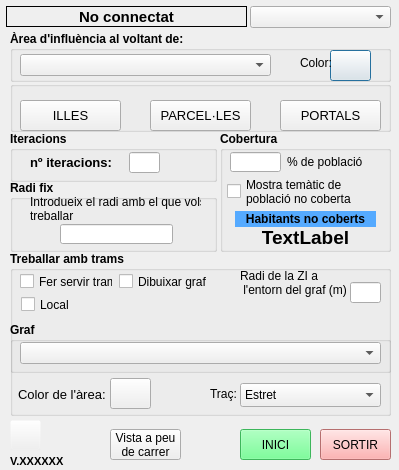
Above: ZonesInfluenciaAdaptatives_dialog_base.ui from TecnocampusCCU/ZonesInfluenciaAdaptatives before the change. Below: the same form after it.
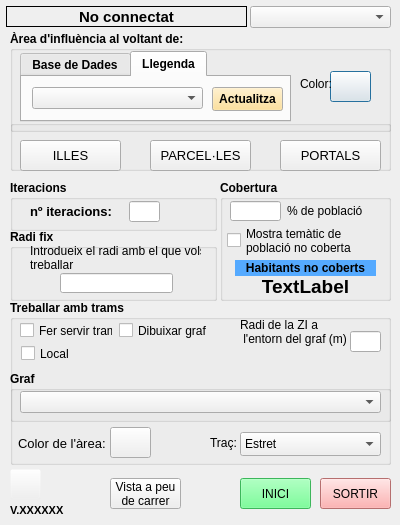
That is the form after the change. The open tabs and pages were chosen to show the change. Icons and pictures are not drawn.

What changed in the file:
```diff
--- a/ZonesInfluenciaAdaptatives_dialog_base.ui
+++ b/ZonesInfluenciaAdaptatives_dialog_base.ui
@@ -9,8 +9,8 @@
    <rect>
     <x>0</x>
     <y>0</y>
-    <width>399</width>
-    <height>470</height>
+    <width>400</width>
+    <height>525</height>
    </rect>
   </property>
   <property name="sizePolicy">
@@ -21,14 +21,14 @@
   </property>
   <property name="minimumSize">
    <size>
-    <width>399</width>
-    <height>470</height>
+    <width>400</width>
+    <height>525</height>
    </size>
   </property>
   <property name="maximumSize">
    <size>
-    <width>399</width>
-    <height>470</height>
+    <width>400</width>
+    <height>525</height>
    </size>
   </property>
   <property name="windowTitle">
@@ -49,7 +49,7 @@
    <property name="geometry">
     <rect>
      <x>10</x>
-     <y>131</y>
+     <y>180</y>
      <width>207</width>
      <height>51</height>
     </rect>
@@ -112,7 +112,7 @@
      <x>10</x>
      <y>31</y>
      <width>381</width>
-     <height>51</height>
+     <height>101</height>
     </rect>
    </property>
    <property name="font">
@@ -124,21 +124,11 @@
    <property name="title">
     <string>Àrea d'influència al voltant de:</string>
    </property>
-   <widget class="QComboBox" name="combo_punts">
-    <property name="geometry">
-     <rect>
-      <x>10</x>
-      <y>23</y>
-      <width>251</width>
-      <height>22</height>
-     </rect>
-    </property>
-   </widget>
    <widget class="QPushButton" name="color">
     <property name="geometry">
      <rect>
       <x>320</x>
-      <y>19</y>
+      <y>40</y>
       <width>41</width>
       <height>31</height>
      </rect>
@@ -151,7 +141,7 @@
     <property name="geometry">
      <rect>
       <x>290</x>
-      <y>16</y>
+      <y>37</y>
       <width>31</width>
       <height>31</height>
      </rect>
@@ -166,12 +156,225 @@
      <string>Color:</string>
     </property>
    </widget>
+   <widget class="QTabWidget" name="tabWidget_Destino">
+    <property name="enabled">
+     <bool>true</bool>
+    </property>
+    <property name="geometry">
+     <rect>
+      <x>10</x>
+      <y>20</y>
+      <width>271</width>
+      <height>71</height>
+     </rect>
+    </property>
+    <property name="currentIndex">
+     <number>0</number>
+    </property>
+    <property name="iconSize">
+     <size>
+      <width>16</width>
+      <height>16</height>
+     </size>
+    </property>
+    <widget class="QWidget" name="tab_BaseDades">
+     <attribute name="title">
+      <string>Base de Dades</string>
+     </attribute>
+     <widget class="QComboBox" name="combo_punts">
+      <property name="geometry">
+       <rect>
+        <x>10</x>
+        <y>10</y>
+        <width>241</width>
+        <height>22</height>
+       </rect>
+      </property>
+     </widget>
+    </widget>
+    <widget class="QWidget" name="tab_Llegenda">
+     <attribute name="title">
+      <string>Llegenda</string>
+     </attribute>
+     <widget class="QComboBox" name="comboLeyenda">
+      <property name="geometry">
+       <rect>
+        <x>10</x>
+        <y>10</y>
+        <width>171</width>
+        <height>22</height>
+       </rect>
+      </property>
+     </widget>
+     <widget class="QPushButton" name="bt_ReloadLeyenda">
+      <property name="geometry">
+       <rect>
+        <x>190</x>
+        <y>10</y>
+        <width>71</width>
+        <height>24</height>
+       </rect>
+      </property>
+      <property name="palette">
+       <palette>
+        <active>
+         <colorrole role="Button">
+          <brush brushstyle="SolidPattern">
+           <color alpha="255">
+            <red>255</red>
+            <green>217</green>
+            <blue>128</blue>
+           </color>
+          </brush>
+         </colorrole>
+         <colorrole role="Light">
+          <brush brushstyle="SolidPattern">
+           <color alpha="255">
+            <red>255</red>
+            <green>217</green>
+            <blue>128</blue>
+           </color>
+          </brush>
+         </colorrole>
+         <colorrole role="Midlight">
+          <brush brushstyle="SolidPattern">
+           <color alpha="255">
+            <red>255</red>
+            <green>217</green>
+            <blue>128</blue>
+           </color>
+          </brush>
+         </colorrole>
+         <colorrole role="BrightText">
+          <brush brushstyle="SolidPattern">
+           <color alpha="255">
+            <red>255</red>
+            <green>217</green>
+            <blue>128</blue>
+           </color>
+          </brush>
+         </colorrole>
+         <colorrole role="Base">
+          <brush brushstyle="SolidPattern">
+           <color alpha="255">
+            <red>255</red>
+            <green>217</green>
+            <blue>128</blue>
+           </color>
+          </brush>
+         </colorrole>
+        </active>
+        <inactive>
+         <colorrole role="Button">
+          <brush brushstyle="SolidPattern">
+           <color alpha="255">
+            <red>255</red>
+            <green>217</green>
+            <blue>128</blue>
+           </color>
+          </brush>
+         </colorrole>
+         <colorrole role="Light">
+          <brush brushstyle="SolidPattern">
+           <color alpha="255">
+            <red>255</red>
+            <green>217</green>
+            <blue>128</blue>
+           </color>
+          </brush>
+         </colorrole>
+         <colorrole role="Midlight">
+          <brush brushstyle="SolidPattern">
+           <color alpha="255">
+            <red>255</red>
+            <green>217</green>
+            <blue>128</blue>
+           </color>
+          </brush>
+         </colorrole>
+         <colorrole role="BrightText">
+          <brush brushstyle="SolidPattern">
+           <color alpha="255">
+            <red>255</red>
+            <green>217</green>
+            <blue>128</blue>
+           </color>
+          </brush>
+         </colorrole>
+         <colorrole role="Base">
+          <brush brushstyle="SolidPattern">
+           <color alpha="255">
+            <red>255</red>
+            <green>217</green>
+            <blue>128</blue>
+           </color>
+          </brush>
+         </colorrole>
+        </inactive>
+        <disabled>
+         <colorrole role="Button">
+          <brush brushstyle="SolidPattern">
+           <color alpha="255">
+            <red>255</red>
+            <green>217</green>
+            <blue>128</blue>
+           </color>
+          </brush>
+         </colorrole>
+         <colorrole role="Light">
+          <brush brushstyle="SolidPattern">
+           <color alpha="255">
+            <red>255</red>
+            <green>217</green>
+            <blue>128</blue>
+           </color>
+          </brush>
+         </colorrole>
+         <colorrole role="Midlight">
+          <brush brushstyle="SolidPattern">
+           <color alpha="255">
+            <red>255</red>
+            <green>217</green>
+            <blue>128</blue>
+           </color>
+          </brush>
+         </colorrole>
+         <colorrole role="BrightText">
+          <brush brushstyle="SolidPattern">
+           <color alpha="255">
+            <red>255</red>
+            <green>217</green>
+            <blue>128</blue>
+           </color>
+          </brush>
+         </colorrole>
+         <colorrole role="Base">
+          <brush brushstyle="SolidPattern">
+           <color alpha="255">
+            <red>240</red>
+            <green>240</green>
+            <blue>240</blue>
+           </color>
+          </brush>
+         </colorrole>
+        </disabled>
+       </palette>
+      </property>
+      <property name="toolTip">
+       <string>Recarregar elements de llegenda</string>
+      </property>
+      <property name="text">
+       <string>Actualitza</string>
+      </property>
+     </widget>
+    </widget>
+   </widget>
   </widget>
   <widget class="QGroupBox" name="groupBox_5">
    <property name="geometry">
     <rect>
      <x>10</x>
-     <y>180</y>
+     <y>229</y>
      <width>207</width>
      <height>72</height>
     </rect>
@@ -223,7 +426,7 @@
    <property name="geometry">
     <rect>
      <x>220</x>
-     <y>131</y>
+     <y>180</y>
      <width>171</width>
      <height>121</height>
     </rect>
@@ -774,7 +977,7 @@
    <property name="geometry">
     <rect>
      <x>10</x>
-     <y>251</y>
+     <y>300</y>
      <width>381</width>
      <height>165</height>
     </rect>
@@ -1013,7 +1216,7 @@
    <property name="geometry">
     <rect>
      <x>240</x>
-     <y>429</y>
+     <y>478</y>
      <width>71</width>
      <height>31</height>
     </rect>
@@ -1447,7 +1650,7 @@
    <property name="geometry">
     <rect>
      <x>320</x>
-     <y>429</y>
+     <y>478</y>
      <width>71</width>
      <height>31</height>
     </rect>
@@ -1511,7 +1714,7 @@
    <property name="geometry">
     <rect>
      <x>10</x>
-     <y>451</y>
+     <y>500</y>
      <width>91</width>
      <height>21</height>
     </rect>
@@ -1531,7 +1734,7 @@
    <property name="geometry">
     <rect>
      <x>10</x>
-     <y>81</y>
+     <y>120</y>
      <width>381</width>
      <height>51</height>
     </rect>
@@ -1543,7 +1746,7 @@
     <property name="geometry">
      <rect>
       <x>10</x>
-      <y>19</y>
+      <y>20</y>
       <width>101</width>
       <height>31</height>
      </rect>
@@ -1567,7 +1770,7 @@
     <property name="geometry">
      <rect>
       <x>270</x>
-      <y>19</y>
+      <y>20</y>
       <width>101</width>
       <height>31</height>
      </rect>
@@ -1591,7 +1794,7 @@
     <property name="geometry">
      <rect>
       <x>140</x>
-      <y>19</y>
+      <y>20</y>
       <width>101</width>
       <height>31</height>
      </rect>
@@ -1616,7 +1819,7 @@
    <property name="geometry">
     <rect>
      <x>110</x>
-     <y>429</y>
+     <y>478</y>
      <width>71</width>
      <height>31</height>
     </rect>
@@ -1633,7 +1836,7 @@
    <property name="geometry">
     <rect>
      <x>10</x>
-     <y>420</y>
+     <y>469</y>
      <width>31</width>
      <height>31</height>
     </rect>
```
